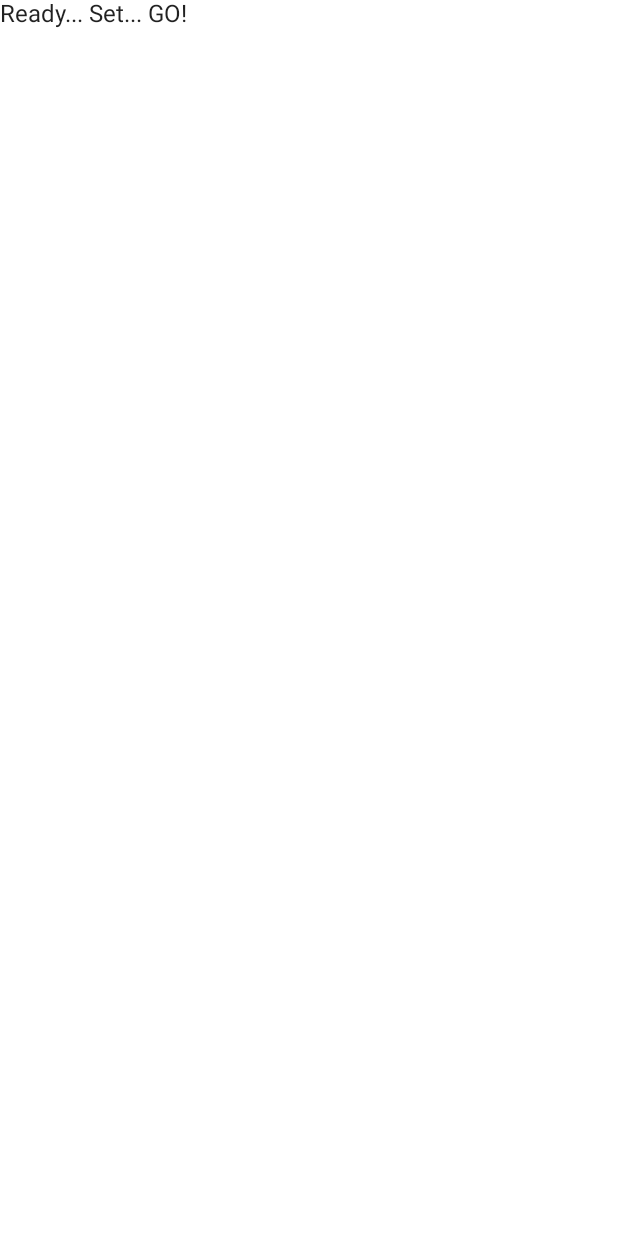
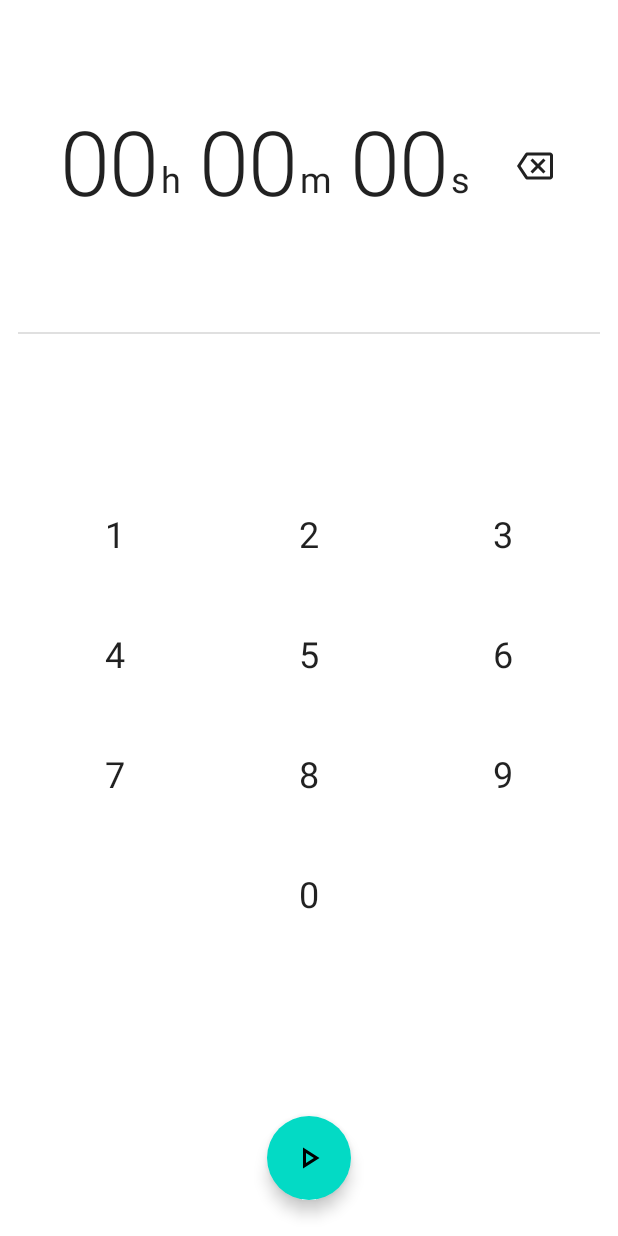
Before and after one commit to ShinichiroFunatsu/DevChallenge-Compose-CountDownApp, an Android app built with Jetpack Compose: the screen it shows after launch (MainActivity), on a phone screen of 412 x 824 dp. Before the commit the screen is almost empty. Run offline under Robolectric (Android 15) with nearby library versions, the phone set to English and light mode, and no system bars.

Commit message:
add TimeKyePad.kt

```diff
--- a/app/src/main/java/com/example/androiddevchallenge/MainActivity.kt
+++ b/app/src/main/java/com/example/androiddevchallenge/MainActivity.kt
@@ -18,11 +18,18 @@ package com.example.androiddevchallenge
 import android.os.Bundle
 import androidx.activity.compose.setContent
 import androidx.appcompat.app.AppCompatActivity
+import androidx.compose.animation.Crossfade
+import androidx.compose.foundation.layout.fillMaxSize
+import androidx.compose.foundation.layout.padding
 import androidx.compose.material.MaterialTheme
 import androidx.compose.material.Surface
-import androidx.compose.material.Text
 import androidx.compose.runtime.Composable
+import androidx.compose.runtime.mutableStateOf
+import androidx.compose.runtime.remember
+import androidx.compose.ui.Modifier
 import androidx.compose.ui.tooling.preview.Preview
+import androidx.compose.ui.unit.dp
+import com.example.androiddevchallenge.ui.keypad.TimeKeyPad
 import com.example.androiddevchallenge.ui.theme.MyTheme
 
 class MainActivity : AppCompatActivity() {
@@ -36,11 +43,21 @@ class MainActivity : AppCompatActivity() {
     }
 }
 
-// Start building your app here!
 @Composable
 fun MyApp() {
+    val isTimeEdit = remember { mutableStateOf(true) }
     Surface(color = MaterialTheme.colors.background) {
-        Text(text = "Ready... Set... GO!")
+        Crossfade(targetState = isTimeEdit) { value ->
+            if (value.value) {
+                TimeKeyPad(
+                    modifier = Modifier
+                        .padding(horizontal = 12.dp)
+                        .fillMaxSize(),
+                    onStart = {
+                    },
+                )
+            }
+        }
     }
 }
 
--- /dev/null
+++ b/app/src/main/java/com/example/androiddevchallenge/model/Time.kt
@@ -0,0 +1,33 @@
+/*
+ * Copyright 2021 The Android Open Source Project
+ *
+ * Licensed under the Apache License, Version 2.0 (the "License");
+ * you may not use this file except in compliance with the License.
+ * You may obtain a copy of the License at
+ *
+ *     https://www.apache.org/licenses/LICENSE-2.0
+ *
+ * Unless required by applicable law or agreed to in writing, software
+ * distributed under the License is distributed on an "AS IS" BASIS,
+ * WITHOUT WARRANTIES OR CONDITIONS OF ANY KIND, either express or implied.
+ * See the License for the specific language governing permissions and
+ * limitations under the License.
+ */
+package com.example.androiddevchallenge.model
+
+import com.example.androiddevchallenge.ui.util.getOrZero
+
+data class Time(val hours: Int, val minutes: Int, val seconds: Int) {
+    val totalSeconds: Long
+        get() = (hours * 60 + minutes) * 60 + seconds.toLong()
+
+    companion object {
+        fun create(stack: List<Int>): Time {
+            return Time(
+                stack.getOrZero(5) * 10 + stack.getOrZero(4),
+                stack.getOrZero(3) * 10 + stack.getOrZero(2),
+                stack.getOrZero(1) * 10 + stack.getOrZero(0),
+            )
+        }
+    }
+}
--- /dev/null
+++ b/app/src/main/java/com/example/androiddevchallenge/ui/keypad/TimeKeyPad.kt
@@ -0,0 +1,224 @@
+/*
+ * Copyright 2021 The Android Open Source Project
+ *
+ * Licensed under the Apache License, Version 2.0 (the "License");
+ * you may not use this file except in compliance with the License.
+ * You may obtain a copy of the License at
+ *
+ *     https://www.apache.org/licenses/LICENSE-2.0
+ *
+ * Unless required by applicable law or agreed to in writing, software
+ * distributed under the License is distributed on an "AS IS" BASIS,
+ * WITHOUT WARRANTIES OR CONDITIONS OF ANY KIND, either express or implied.
+ * See the License for the specific language governing permissions and
+ * limitations under the License.
+ */
+package com.example.androiddevchallenge.ui.keypad
+
+import android.util.Log
+import androidx.compose.foundation.clickable
+import androidx.compose.foundation.layout.Box
+import androidx.compose.foundation.layout.Column
+import androidx.compose.foundation.layout.Row
+import androidx.compose.foundation.layout.Spacer
+import androidx.compose.foundation.layout.fillMaxWidth
+import androidx.compose.foundation.layout.height
+import androidx.compose.foundation.layout.padding
+import androidx.compose.foundation.layout.width
+import androidx.compose.material.Divider
+import androidx.compose.material.FloatingActionButton
+import androidx.compose.material.Icon
+import androidx.compose.material.MaterialTheme
+import androidx.compose.material.Text
+import androidx.compose.material.icons.Icons
+import androidx.compose.material.icons.outlined.Backspace
+import androidx.compose.material.icons.outlined.PlayArrow
+import androidx.compose.runtime.Composable
+import androidx.compose.runtime.getValue
+import androidx.compose.runtime.mutableStateOf
+import androidx.compose.runtime.remember
+import androidx.compose.runtime.toMutableStateList
+import androidx.compose.ui.Alignment
+import androidx.compose.ui.Modifier
+import androidx.compose.ui.text.TextStyle
+import androidx.compose.ui.unit.dp
+import com.example.androiddevchallenge.model.Time
+import com.example.androiddevchallenge.ui.util.getOrZero
+import com.example.androiddevchallenge.ui.util.pop
+import com.example.androiddevchallenge.ui.util.push
+import java.util.Stack
+
+@Composable
+fun TimeKeyPad(modifier: Modifier = Modifier, onStart: (Time) -> Unit) {
+    val timeStack by remember { mutableStateOf(Stack<Int>().toMutableStateList()) }
+    Log.d("test", "stack=$timeStack")
+    Column(
+        modifier = modifier,
+    ) {
+        Spacer(modifier = Modifier.weight(1f))
+        Row(
+            modifier = Modifier.fillMaxWidth(),
+        ) {
+            Spacer(modifier = Modifier.weight(1f))
+            TimeStack(
+                modifier = Modifier,
+                stack = timeStack,
+            )
+            Spacer(modifier = Modifier.weight(1f))
+            Icon(
+                imageVector = Icons.Outlined.Backspace,
+                contentDescription = "back icon",
+                modifier = Modifier
+                    .align(Alignment.CenterVertically)
+                    .clickable(onClick = { timeStack.pop() })
+                    .padding(4.dp)
+
+            )
+            Spacer(modifier = Modifier.weight(1f))
+        }
+
+        Spacer(modifier = Modifier.weight(1f))
+        Divider()
+        Spacer(modifier = Modifier.weight(1f))
+        KeyPad(
+            modifier = Modifier
+                .fillMaxWidth()
+                .padding(vertical = 20.dp),
+            onClickKey = {
+                if (timeStack.size < 6 || (timeStack.size == 0 && it != 0)) {
+                    timeStack.push(it)
+                }
+            },
+        )
+        Spacer(modifier = Modifier.weight(1f))
+        Box(
+            modifier = Modifier
+                .fillMaxWidth()
+                .padding(12.dp)
+        ) {
+            FloatingActionButton(
+                modifier = Modifier.align(Alignment.Center),
+                onClick = { onStart(Time.create(timeStack)) }
+            ) {
+                Icon(
+                    imageVector = Icons.Outlined.PlayArrow,
+                    contentDescription = "stat icon"
+                )
+            }
+        }
+        Spacer(modifier = Modifier.height(12.dp))
+    }
+}
+
+@Composable
+fun KeyPad(modifier: Modifier = Modifier, onClickKey: (Int) -> Unit) {
+    Column(modifier = modifier) {
+        Row(
+            modifier = Modifier.fillMaxWidth(),
+        ) {
+            (1..3).forEach {
+                CenterText(
+                    text = "$it",
+                    modifier = Modifier
+                        .weight(1f)
+                        .height(80.dp)
+                        .clickable { onClickKey(it) },
+                    style = MaterialTheme.typography.h5
+                )
+            }
+        }
+        Row(
+            modifier = Modifier.fillMaxWidth(),
+        ) {
+            (4..6).forEach {
+                CenterText(
+                    text = "$it",
+                    modifier = Modifier
+                        .weight(1f)
+                        .height(80.dp)
+                        .clickable { onClickKey(it) },
+                    style = MaterialTheme.typography.h5
+                )
+            }
+        }
+        Row(
+            modifier = Modifier.fillMaxWidth(),
+        ) {
+            (7..9).forEach {
+                CenterText(
+                    text = "$it",
+                    modifier = Modifier
+                        .weight(1f)
+                        .height(80.dp)
+                        .clickable { onClickKey(it) },
+                    style = MaterialTheme.typography.h5
+                )
+            }
+        }
+        Row(
+            modifier = Modifier.fillMaxWidth(),
+        ) {
+            Spacer(Modifier.weight(1f))
+            CenterText(
+                text = "0",
+                modifier = Modifier
+                    .weight(1f)
+                    .height(80.dp)
+                    .clickable { onClickKey(0) },
+                style = MaterialTheme.typography.h5
+            )
+            Spacer(Modifier.weight(1f))
+        }
+    }
+}
+
+@Composable
+fun CenterText(text: String, modifier: Modifier, style: TextStyle) {
+    Box(modifier = modifier) {
+        Text(text = text, modifier = Modifier.align(Alignment.Center), style = style)
+    }
+}
+
+@Composable
+fun TimeStack(modifier: Modifier = Modifier, stack: List<Int>) {
+    Row(modifier = modifier) {
+        Text(
+            text = "${stack.getOrZero(5)}${stack.getOrZero(4)}",
+            modifier = Modifier.align(Alignment.Bottom),
+            style = MaterialTheme.typography.h2
+        )
+        Text(
+            text = "h",
+            modifier = Modifier
+                .padding(bottom = 12.dp)
+                .align(Alignment.Bottom),
+            style = MaterialTheme.typography.h5
+        )
+        Spacer(modifier = Modifier.width(12.dp))
+        Text(
+            text = "${stack.getOrZero(3)}${stack.getOrZero(2)}",
+            modifier = Modifier.align(Alignment.Bottom),
+            style = MaterialTheme.typography.h2
+        )
+        Text(
+            text = "m",
+            modifier = Modifier
+                .padding(bottom = 12.dp)
+                .align(Alignment.Bottom),
+            style = MaterialTheme.typography.h5
+        )
+        Spacer(modifier = Modifier.width(12.dp))
+        Text(
+            text = "${stack.getOrZero(1)}${stack.getOrZero(0)}",
+            modifier = Modifier.align(Alignment.Bottom),
+            style = MaterialTheme.typography.h2
+        )
+        Text(
+            text = "s",
+            modifier = Modifier
+                .padding(bottom = 12.dp)
+                .align(Alignment.Bottom),
+            style = MaterialTheme.typography.h5
+        )
+    }
+}
--- /dev/null
+++ b/app/src/main/java/com/example/androiddevchallenge/ui/util/List.kt
@@ -0,0 +1,28 @@
+/*
+ * Copyright 2021 The Android Open Source Project
+ *
+ * Licensed under the Apache License, Version 2.0 (the "License");
+ * you may not use this file except in compliance with the License.
+ * You may obtain a copy of the License at
+ *
+ *     https://www.apache.org/licenses/LICENSE-2.0
+ *
+ * Unless required by applicable law or agreed to in writing, software
+ * distributed under the License is distributed on an "AS IS" BASIS,
+ * WITHOUT WARRANTIES OR CONDITIONS OF ANY KIND, either express or implied.
+ * See the License for the specific language governing permissions and
+ * limitations under the License.
+ */
+@file:Suppress("MoveLambdaOutsideParentheses")
+
+package com.example.androiddevchallenge.ui.util
+
+fun List<Int>.getOrZero(index: Int) = this.getOrElse(index, { 0 })
+
+fun <T> MutableList<T>.pop(): T? {
+    return this.removeFirstOrNull()
+}
+
+fun <T> MutableList<T>.push(value: T) {
+    this.add(0, value)
+}
```
